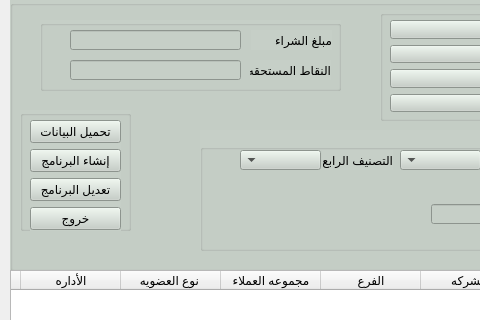
This is presentation/loyalty_ui/createModifyLoyalityProg.ui in shymaa123456/HyperPOS2020 as Qt 5 draws it before an edit; both pictures show x 0 to 480 and y 0 to 320 of the 1028 by 560 pixel window. The edited form follows.
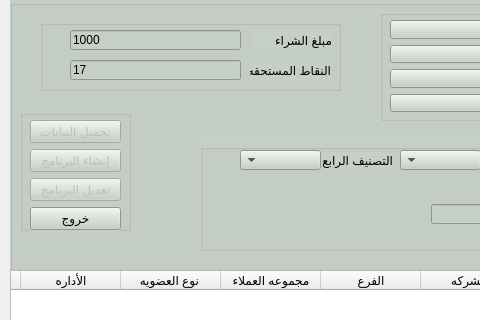
This is the edited form.

Commit message: create loyality prog design

```diff
--- a/presentation/loyalty_ui/createModifyLoyalityProg.ui
+++ b/presentation/loyalty_ui/createModifyLoyalityProg.ui
@@ -354,6 +354,9 @@
      <layout class="QVBoxLayout" name="verticalLayout">
       <item>
        <widget class="QPushButton" name="Qbtn_upload">
+        <property name="enabled">
+         <bool>false</bool>
+        </property>
         <property name="text">
          <string>تحميل البيانات</string>
         </property>
@@ -361,6 +364,9 @@
       </item>
       <item>
        <widget class="QPushButton" name="Qbtn_create">
+        <property name="enabled">
+         <bool>false</bool>
+        </property>
         <property name="text">
          <string>إنشاء البرنامج</string>
         </property>
@@ -368,6 +374,9 @@
       </item>
       <item>
        <widget class="QPushButton" name="Qbtn_modify">
+        <property name="enabled">
+         <bool>false</bool>
+        </property>
         <property name="text">
          <string>تعديل البرنامج</string>
         </property>
@@ -478,6 +487,9 @@
        <height>20</height>
       </rect>
      </property>
+     <property name="text">
+      <string>1000</string>
+     </property>
     </widget>
     <widget class="QLineEdit" name="lineEdit_3">
      <property name="geometry">
@@ -488,6 +500,9 @@
        <height>20</height>
       </rect>
      </property>
+     <property name="text">
+      <string>17</string>
+     </property>
     </widget>
    </widget>
    <widget class="QGroupBox" name="groupBox_7">
```
Left out of the diff: 18 changed lines with no effect on the pictures. The commit also changes 7 other files.
